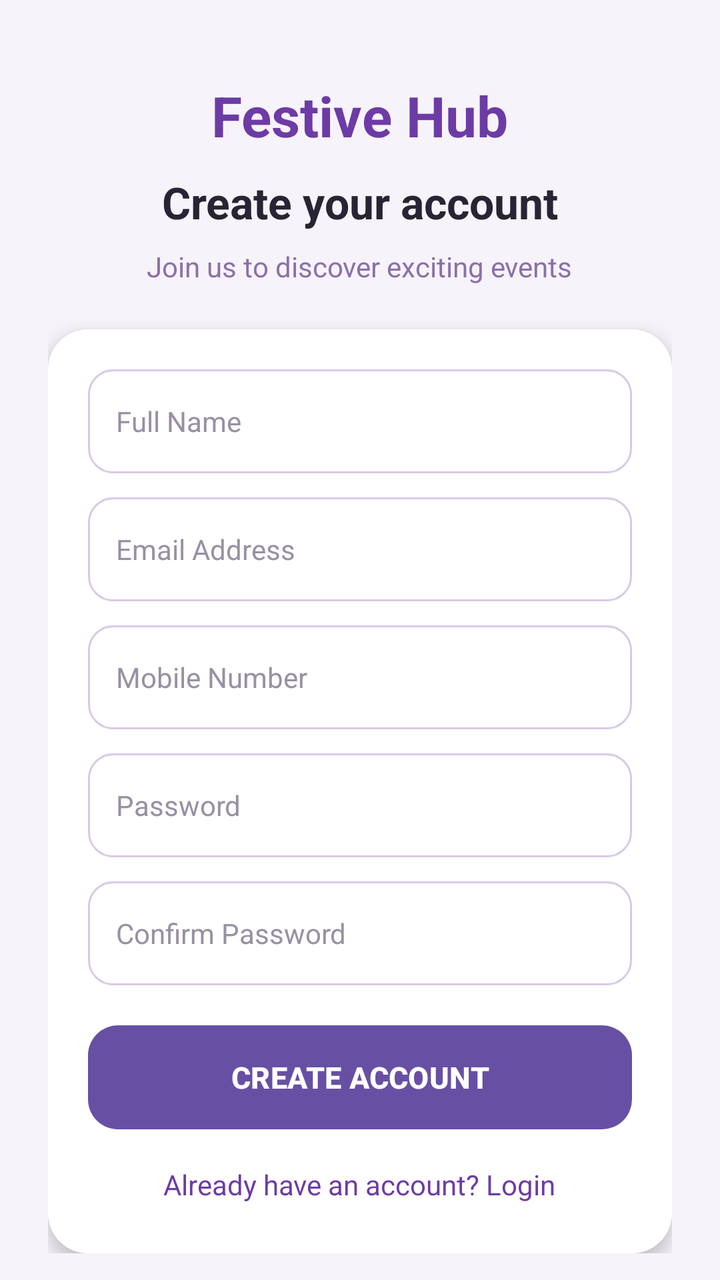
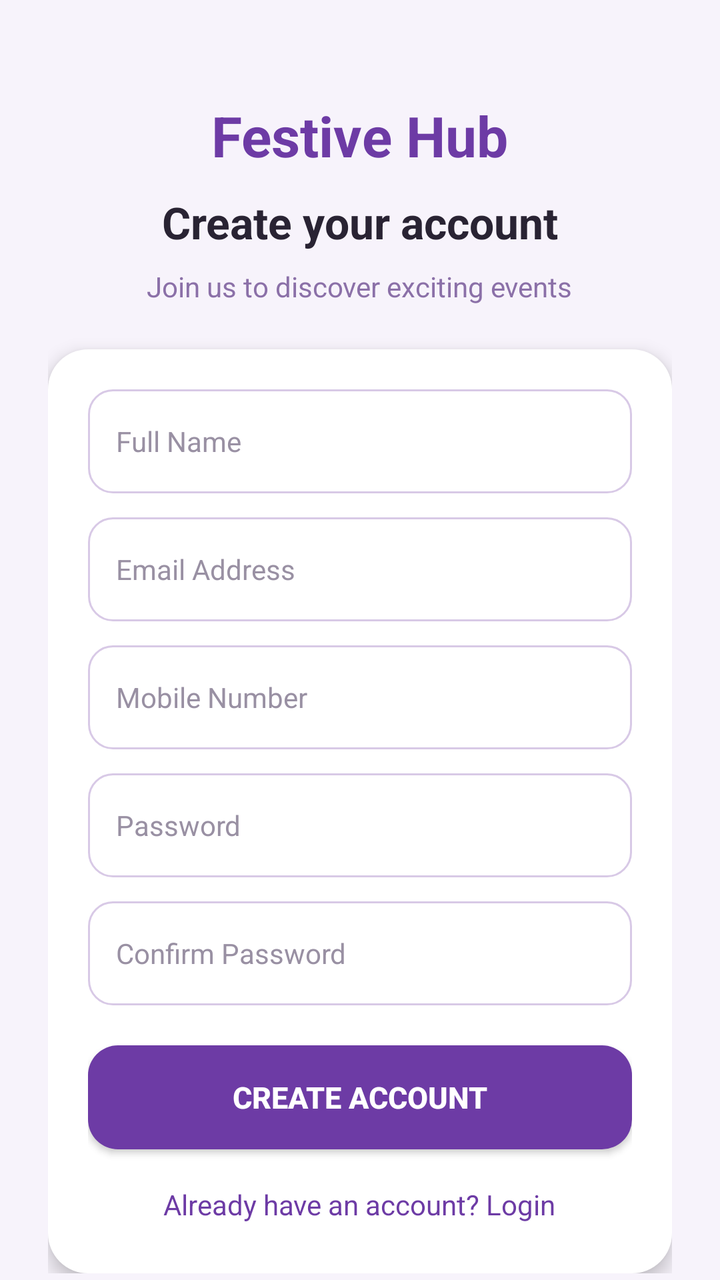

The first picture is an Android layout as it rendered before a commit; the second is the same layout after the commit. The layout source and the unified diff follow.
<!-- AndroidManifest.xml: application theme Theme.FestiveHub -->
<!-- res/layout/activity_registration.xml -->
<?xml version="1.0" encoding="utf-8"?>
<ScrollView xmlns:android="http://schemas.android.com/apk/res/android"
    android:layout_width="match_parent"
    android:layout_height="match_parent"
    android:fillViewport="true"
    android:background="#F7F3FB"
    android:scrollbars="none">

    <LinearLayout
        android:layout_width="match_parent"
        android:layout_height="wrap_content"
        android:orientation="vertical"
        android:gravity="center_horizontal"
        android:padding="24dp">

        <TextView
            android:layout_width="wrap_content"
            android:layout_height="wrap_content"
            android:text="Festive Hub"
            android:textSize="28sp"
            android:textStyle="bold"
            android:textColor="#6D3BA5"
            android:layout_marginTop="15dp"
            android:layout_marginBottom="10dp">
        </TextView>

        <TextView
            android:layout_width="wrap_content"
            android:layout_height="wrap_content"
            android:text="Create your account"
            android:textSize="22sp"
            android:textStyle="bold"
            android:textColor="#292333"
            android:layout_marginBottom="8dp">
        </TextView>

        <TextView
            android:layout_width="wrap_content"
            android:layout_height="wrap_content"
            android:text="Join us to discover exciting events"
            android:textSize="14sp"
            android:textColor="#8B70A8"
            android:layout_marginBottom="22dp">
        </TextView>

        <LinearLayout
            android:layout_width="match_parent"
            android:layout_height="wrap_content"
            android:orientation="vertical"
            android:padding="20dp"
            android:background="@drawable/login_card"
            android:elevation="5dp">

            <EditText
                android:id="@+id/edtname"
                android:layout_width="match_parent"
                android:layout_height="52dp"
                android:hint="Full Name"
                android:inputType="textPersonName"
                android:singleLine="true"
                android:padding="14dp"
                android:background="@drawable/custom_edittext"
                android:textSize="14sp"
                android:textColor="#292333"
                android:textColorHint="#9990A3"
                android:layout_marginBottom="12dp">
            </EditText>

            <EditText
                android:id="@+id/edtemail"
                android:layout_width="match_parent"
                android:layout_height="52dp"
                android:hint="Email Address"
                android:inputType="textEmailAddress"
                android:singleLine="true"
                android:padding="14dp"
                android:background="@drawable/custom_edittext"
                android:textSize="14sp"
                android:textColor="#292333"
                android:textColorHint="#9990A3"
                android:layout_marginBottom="12dp">
            </EditText>

            <EditText
                android:id="@+id/edtnumber"
                android:layout_width="match_parent"
                android:layout_height="52dp"
                android:hint="Mobile Number"
                android:inputType="phone"
                android:singleLine="true"
                android:padding="14dp"
                android:background="@drawable/custom_edittext"
                android:textSize="14sp"
                android:textColor="#292333"
                android:textColorHint="#9990A3"
                android:layout_marginBottom="12dp">
            </EditText>

            <EditText
                android:id="@+id/edtpassword"
                android:layout_width="match_parent"
                android:layout_height="52dp"
                android:hint="Password"
                android:inputType="textPassword"
                android:singleLine="true"
                android:padding="14dp"
                android:background="@drawable/custom_edittext"
                android:textSize="14sp"
                android:textColor="#292333"
                android:textColorHint="#9990A3"
                android:imeOptions="actionNext"
                android:layout_marginBottom="12dp">
            </EditText>

            <EditText
                android:id="@+id/edtconfirmpassword"
                android:layout_width="match_parent"
                android:layout_height="52dp"
                android:hint="Confirm Password"
                android:inputType="textPassword"
                android:singleLine="true"
                android:padding="14dp"
                android:background="@drawable/custom_edittext"
                android:textSize="14sp"
                android:textColor="#292333"
                android:textColorHint="#9990A3"
                android:imeOptions="actionDone"
                android:layout_marginBottom="8dp">
            </EditText>

            <Button
                android:id="@+id/btnregister"
                android:layout_width="match_parent"
                android:layout_height="52dp"
                android:text="CREATE ACCOUNT"
                android:textColor="#FFFFFF"
                android:textSize="15sp"
                android:textStyle="bold"
                android:background="@drawable/custom_button"
                android:backgroundTint="@null"
                android:elevation="2dp"
                android:layout_marginTop="12dp">
            </Button>

            
            <TextView
                android:id="@+id/txtlogin"
                android:layout_width="wrap_content"
                android:layout_height="wrap_content"
                android:layout_gravity="center"
                android:text="Already have an account? Login"
                android:textColor="#6D3BA5"
                android:textSize="14sp"
                android:layout_marginTop="18dp"
                android:layout_marginBottom="5dp">
            </TextView>

        </LinearLayout>

    </LinearLayout>

</ScrollView>
<!-- resources referenced by this layout -->
<resources>
  <!-- drawable custom_button (drawable) -->
  <?xml version="1.0" encoding="utf-8"?>
  <shape xmlns:android="http://schemas.android.com/apk/res/android"
      android:shape="rectangle">
      <solid android:color="#6D3BA5"/>
      <corners android:radius="15dp"/>
  </shape>
  <!-- drawable custom_edittext (drawable) -->
  <?xml version="1.0" encoding="utf-8"?>
  <selector xmlns:android="http://schemas.android.com/apk/res/android">
  
      
      <item android:state_focused="true">
          <shape android:shape="rectangle">
              <solid android:color="#FFFFFF"/>
              <corners android:radius="12dp"/>
              <stroke
                  android:width="2dp"
                  android:color="#6D3BA5"/>
          </shape>
      </item>
  
      
      <item>
          <shape android:shape="rectangle">
              <solid android:color="#FFFFFF"/>
              <corners android:radius="12dp"/>
              <stroke
                  android:width="1dp"
                  android:color="#D8C9E6"/>
          </shape>
      </item>
  </selector>
  <!-- drawable login_card (drawable) -->
  <?xml version="1.0" encoding="utf-8"?>
  <shape xmlns:android="http://schemas.android.com/apk/res/android">
  
      <solid android:color="#FFFFFF"/>
      <corners android:radius="20dp"/>
  
  </shape>
  <style name="Theme.FestiveHub" parent="Base.Theme.FestiveHub" />
  <style name="Base.Theme.FestiveHub" parent="Theme.Material3.DayNight.NoActionBar">
          
          
      </style>
</resources>

<!-- the commit's change to res/layout/activity_registration.xml (unified diff, before → after) -->
@@ -11,6 +11,7 @@
         android:layout_height="wrap_content"
         android:orientation="vertical"
         android:gravity="center_horizontal"
+        android:layout_marginTop="10dp"
         android:padding="24dp">
 
         <TextView
@@ -128,7 +129,7 @@
                 android:layout_marginBottom="8dp">
             </EditText>
 
-            <Button
+            <androidx.appcompat.widget.AppCompatButton
                 android:id="@+id/btnregister"
                 android:layout_width="match_parent"
                 android:layout_height="52dp"
@@ -140,7 +141,7 @@
                 android:backgroundTint="@null"
                 android:elevation="2dp"
                 android:layout_marginTop="12dp">
-            </Button>
+            </androidx.appcompat.widget.AppCompatButton>
 
             
             <TextView
<!-- resource entries referenced after the edit -->
@@ -45,6 +45,8 @@
   <style name="Base.Theme.FestiveHub" parent="Theme.Material3.DayNight.NoActionBar">
           
           
+          <item name="android:statusBarColor">#F7F3FB</item>
+          <item name="android:windowLightStatusBar">true</item>
       </style>
 </resources>
 
